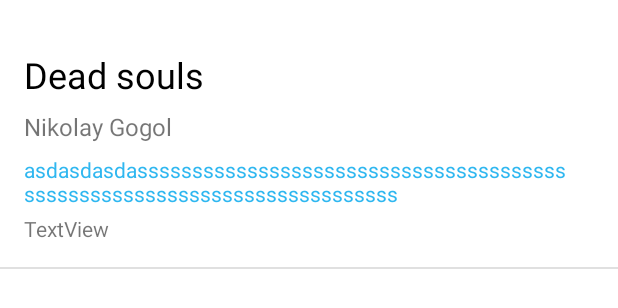
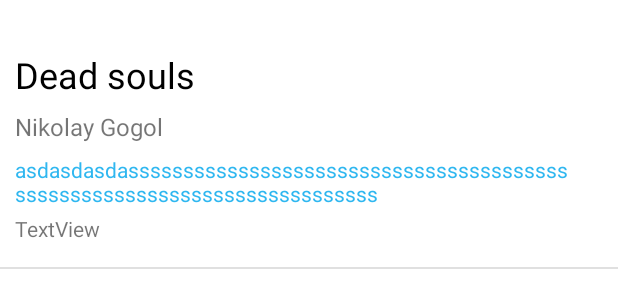
Before and after one commit to Kardfox/Authorio, an Android app: the layout fragment_info_book.xml on its own in the app's theme, with its tools: preview values and no code run, on a phone screen of 412 x 824 dp. Shown: the top 308 px of the screen. Run offline under Robolectric (Android 15) with nearby library versions, the phone set to English and light mode, and no system bars.

Commit message:
баги

```diff
--- a/app/src/main/res/layout/book_view.xml
+++ b/app/src/main/res/layout/book_view.xml
@@ -22,10 +22,11 @@
 
     <TextView
         android:id="@+id/bookName"
-        android:layout_width="wrap_content"
+        android:layout_width="0dp"
         android:layout_height="wrap_content"
         android:layout_marginStart="10dp"
         android:layout_marginTop="15dp"
+        android:layout_marginEnd="50dp"
         android:text="Dead Souls"
         android:textColor="@color/black"
         android:textSize="20sp"
--- a/app/src/main/res/layout/fragment_info_book.xml
+++ b/app/src/main/res/layout/fragment_info_book.xml
@@ -9,7 +9,7 @@
         android:id="@+id/buttonAddChapter"
         android:layout_width="50dp"
         android:layout_height="50dp"
-        android:layout_marginTop="16dp"
+        android:layout_marginTop="32dp"
         android:layout_marginEnd="16dp"
         android:background="@drawable/round_button"
         android:paddingLeft="1dp"
@@ -24,8 +24,10 @@
 
     <TextView
         android:id="@+id/bookTitle"
-        android:layout_width="wrap_content"
+        android:layout_width="0dp"
         android:layout_height="wrap_content"
+        android:layout_marginStart="10dp"
+        android:layout_marginEnd="50dp"
         android:text="Dead souls"
         android:textColor="@color/black"
         android:textSize="24sp"
--- a/app/src/main/res/layout/note_view.xml
+++ b/app/src/main/res/layout/note_view.xml
@@ -22,14 +22,14 @@
         android:layout_width="0dp"
         android:layout_height="wrap_content"
         android:layout_marginVertical="10dp"
-        android:layout_marginTop="12dp"
+        android:layout_marginTop="10dp"
         android:layout_marginEnd="50dp"
         android:text="Я помню чудное мнгновение..."
         android:textSize="12sp"
         app:layout_constraintBottom_toBottomOf="parent"
         app:layout_constraintEnd_toEndOf="parent"
-        app:layout_constraintHorizontal_bias="0.067"
-        app:layout_constraintStart_toStartOf="parent"
+        app:layout_constraintHorizontal_bias="0.0"
+        app:layout_constraintStart_toStartOf="@+id/authorName"
         app:layout_constraintTop_toBottomOf="@+id/authorName"
         app:layout_constraintVertical_bias="0.0" />
 
```
